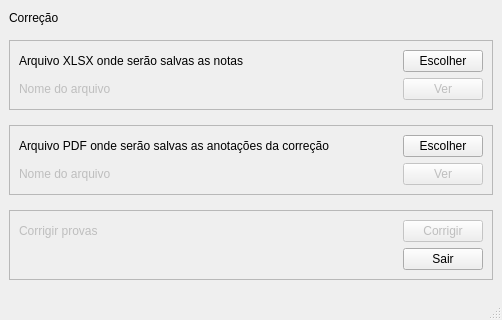
Above: corretor/ui/form_main_window.ui from luis-dafonseca/CorretorENA before the change; both pictures show x 0 to 502 and y 423 to 743 of the 502 by 743 pixel window. Below: the same form after it.
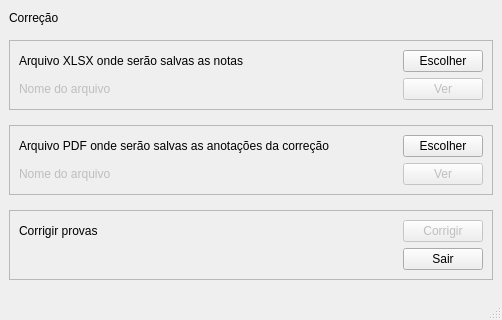
That is the form after the change.

What changed in the file:
```diff
--- a/corretor/ui/form_main_window.ui
+++ b/corretor/ui/form_main_window.ui
@@ -696,7 +696,7 @@
        <item row="0" column="0">
         <widget class="QLabel" name="labelCorrection">
          <property name="enabled">
-          <bool>false</bool>
+          <bool>true</bool>
          </property>
          <property name="sizePolicy">
           <sizepolicy hsizetype="Expanding" vsizetype="Fixed">
```
Left out of the diff: 65 changed lines with no effect on the pictures.
